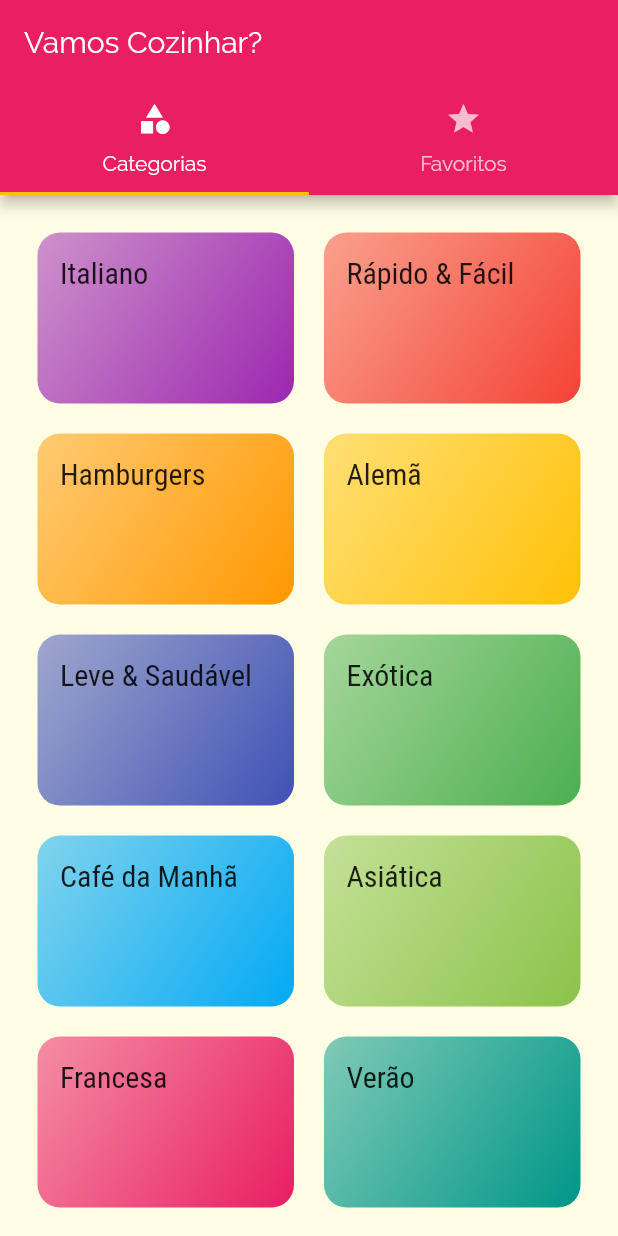
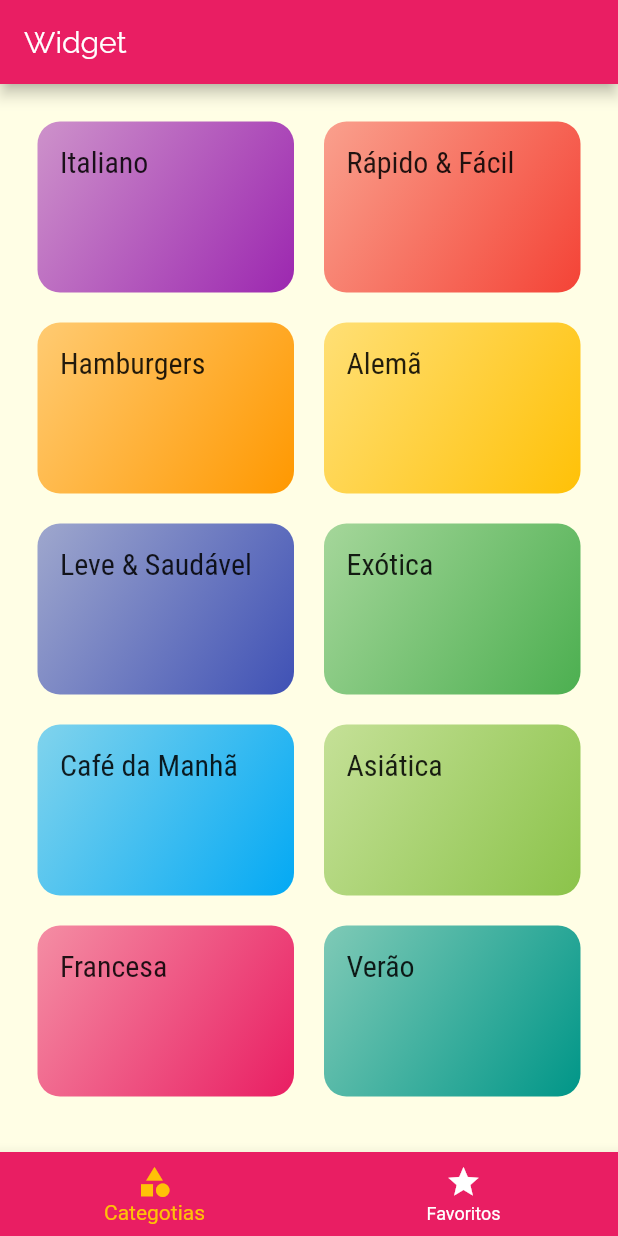
Before and after one commit to Jovennan/meals, a Flutter app: the screen it shows after launch, on a phone screen of 412 x 824 dp. Run offline on Flutter 3.47's test engine with Material 2 defaults, Android fonts, the phone set to English and light mode, and no system bars.

```diff
--- a/lib/screens/tabs_screen.dart
+++ b/lib/screens/tabs_screen.dart
@@ -2,35 +2,49 @@ import 'package:flutter/material.dart';
 import 'categories_screen.dart';
 import 'favorite_screen.dart';
 
-class TabsScreen extends StatelessWidget {
-  const TabsScreen({ Key? key }) : super(key: key);
+class TabsScreen extends StatefulWidget {
+  const TabsScreen({Key? key}) : super(key: key);
+
+  @override
+  _TabsScreenState createState() => _TabsScreenState();
+}
+
+class _TabsScreenState extends State<TabsScreen> {
+  int _selectedScreenIndex = 0;
+  final List<Map<String, Widget>> _screens = [
+    {'title': Text('Lista de Categorias'), 'screen': CategoriesScreen()},
+    {'title': Text('Meus Favoritos'), 'screen': FavoriteScreen()},
+  ];
+
+  _selectScreen(int index) {
+    setState(() {
+      _selectedScreenIndex = index;
+    });
+  }
 
   @override
   Widget build(BuildContext context) {
-    return DefaultTabController(
-      length: 2,
-      child: Scaffold(
-        appBar: AppBar(
-          title: Text('Vamos Cozinhar?'),
-          bottom: TabBar(
-            tabs: [
-              Tab(
-                icon: Icon(Icons.category),
-                text: 'Categorias',
-              ),
-              Tab(
-                icon: Icon(Icons.star),
-                text: 'Favoritos',
-              ),
-            ],
+    return Scaffold(
+      appBar: AppBar(
+        title: Text(_screens[_selectedScreenIndex]['title'].toString()),
+      ),
+      body: _screens[_selectedScreenIndex]['screen'],
+      bottomNavigationBar: BottomNavigationBar(
+        onTap: _selectScreen,
+        backgroundColor: Theme.of(context).primaryColor,
+        unselectedItemColor: Colors.white,
+        selectedItemColor: Theme.of(context).accentColor,
+        currentIndex: _selectedScreenIndex,
+        items: [
+          BottomNavigationBarItem(
+            icon: Icon(Icons.category),
+            label: 'Categotias',
           ),
-        ),
-        body: TabBarView(
-          children: [
-            CategoriesScreen(),
-            FavoriteScreen(),
-          ],
-        ),
+          BottomNavigationBarItem(
+            icon: Icon(Icons.star),
+            label: 'Favoritos',
+          ),
+        ],
       ),
     );
   }
```
Also changed, not shown: 2 other files.
